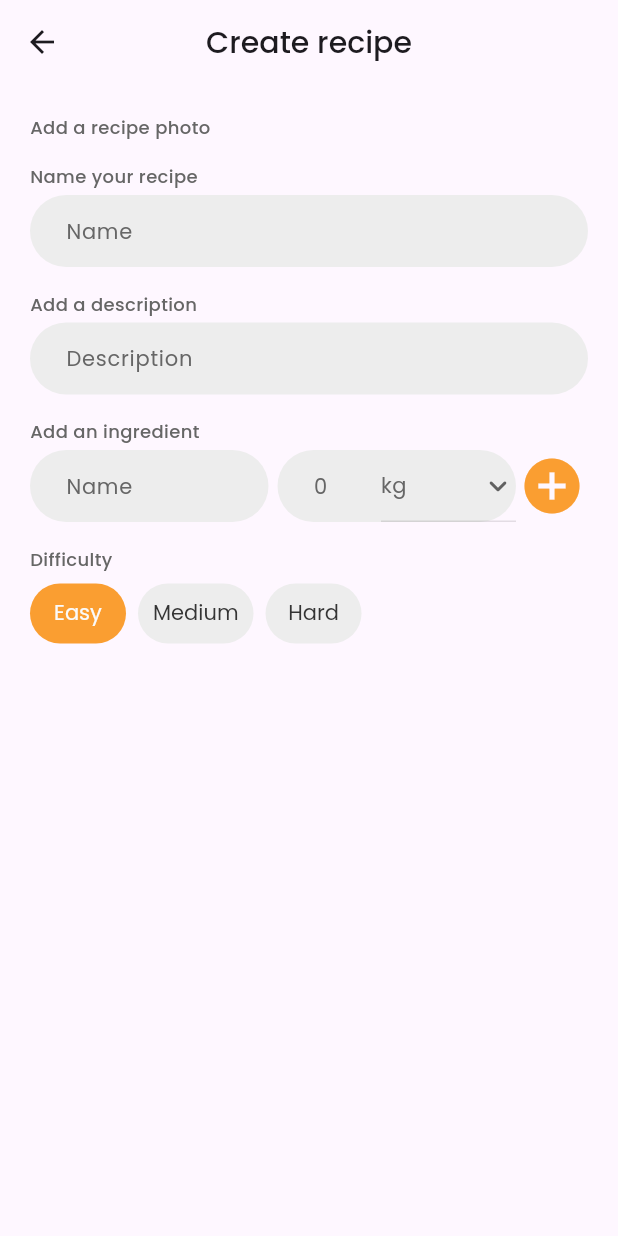
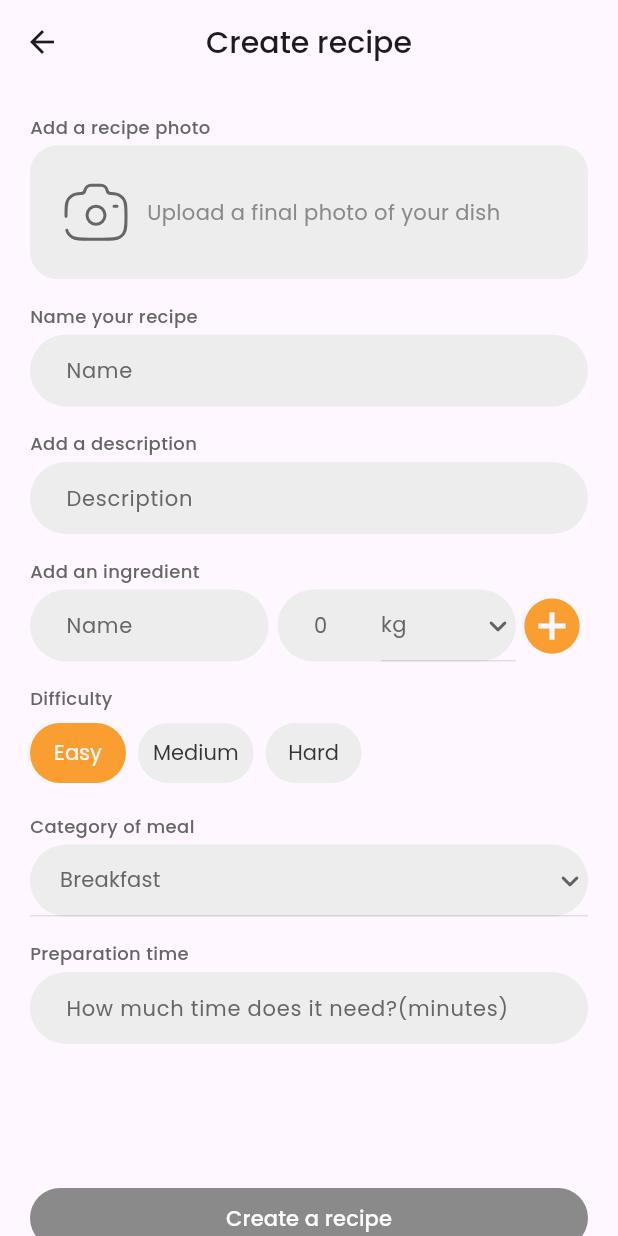
Before and after one commit to angelvlch/CooksCorner, a Flutter app: the CreateRecipeScreen screen opened by its route, on a phone screen of 412 x 824 dp. Run offline on Flutter 3.47's test engine with Material 3 defaults, Android fonts, the phone set to English and light mode, and no system bars; our stand-ins replace bloc, cached_network_image, dio, flutter_bloc, flutter_svg.

Commit message:
design page 'Create recipe"

```diff
--- a/lib/core/constants/app_images.dart
+++ b/lib/core/constants/app_images.dart
@@ -22,4 +22,6 @@ class AppImages {
   static const fillLike = 'assets/icon/filled_like.svg';
   static const emptySave = 'assets/icon/empty_save.svg';
   static const fillSave = 'assets/icon/saved.svg';
+
+  static const camera = 'assets/icon/camera.svg';
 }
--- a/lib/features/create_recipe/presentation/create_recipe_screen.dart
+++ b/lib/features/create_recipe/presentation/create_recipe_screen.dart
@@ -2,6 +2,7 @@ import 'package:cooks_corner/core/constants/app_colors.dart';
 import 'package:cooks_corner/core/constants/app_font.dart';
 import 'package:cooks_corner/core/constants/app_images.dart';
 import 'package:cooks_corner/features/create_recipe/presentation/widgets/level_button.dart';
+import 'package:cooks_corner/features/widgets/custom_button.dart';
 import 'package:cooks_corner/features/widgets/custom_text_field.dart';
 import 'package:flutter/cupertino.dart';
 import 'package:flutter/material.dart';
@@ -15,16 +16,21 @@ class CreateRecipeScreen extends StatefulWidget {
 }
 
 class _CreateRecipeScreenState extends State<CreateRecipeScreen> {
-  String dropdownvalue = 'kg';
-
+  final List<String> _categories = [
+    'Breakfast',
+    'Lunch',
+    'Dinner',
+  ];
+  String dropDownCategory = 'Breakfast';
   int _selectedIndex = 0;
-  var items = [
+  List<String> _measures = [
     'kg',
     'sp',
     'g',
     'Item 4',
     'Item 5',
   ];
+  String dropdownvalue = 'kg';
   @override
   Widget build(BuildContext context) {
     return Scaffold(
@@ -34,6 +40,7 @@ class _CreateRecipeScreenState extends State<CreateRecipeScreen> {
           style: AppFonts.s20w500,
         ),
         centerTitle: true,
+        surfaceTintColor: Colors.transparent,
       ),
       body: SingleChildScrollView(
         child: Padding(
@@ -45,6 +52,8 @@ class _CreateRecipeScreenState extends State<CreateRecipeScreen> {
                 'Add a recipe photo',
                 style: AppFonts.s12w500.copyWith(color: AppColors.textFaded),
               ),
+              const SizedBox(height: 4),
+              _uploadPhoto(),
               const SizedBox(height: 16),
               Text(
                 'Name your recipe',
@@ -105,9 +114,55 @@ class _CreateRecipeScreenState extends State<CreateRecipeScreen> {
               ),
               const SizedBox(height: 4),
               _createRowButton(),
+              const SizedBox(height: 16),
+              Text(
+                'Category of meal',
+                style: AppFonts.s12w500.copyWith(color: AppColors.textFaded),
+              ),
+              const SizedBox(height: 4),
+              CustomTextField(
+                hintText: '',
+                onChanged: (_) {},
+                suffixIcon: _createDropCategories(),
+              ),
+              const SizedBox(height: 16),
+              Text(
+                'Preparation time',
+                style: AppFonts.s12w500.copyWith(color: AppColors.textFaded),
+              ),
+              const SizedBox(height: 4),
+              CustomTextField(
+                hintText: 'How much time does it need?(minutes)',
+                onChanged: (_) {},
+              ),
+              SizedBox(height: 92),
+              CustomButton(
+                text: 'Create a recipe',
+                onTap: null,
+              )
             ],
           ),
         ),
+      ),
+    );
+  }
+
+  Container _uploadPhoto() {
+    return Container(
+      padding: EdgeInsets.all(20),
+      decoration: BoxDecoration(
+        color: AppColors.inputFieldBackground,
+        borderRadius: BorderRadius.circular(18),
+      ),
+      child: Row(
+        children: [
+          SvgPicture.asset(AppImages.camera),
+          SizedBox(width: 10),
+          Text(
+            'Upload a final photo of your dish',
+            style: AppFonts.s14w400.copyWith(color: AppColors.iconFaded),
+          ),
+        ],
       ),
     );
   }
@@ -126,7 +181,7 @@ class _CreateRecipeScreenState extends State<CreateRecipeScreen> {
             dropdownvalue = value!;
           });
         },
-        items: items.map((String items) {
+        items: _measures.map((String items) {
           return DropdownMenuItem(
             value: items,
             child: Text(items,
@@ -154,7 +209,7 @@ class _CreateRecipeScreenState extends State<CreateRecipeScreen> {
                 _selectedIndex = difficulties[0]['id'];
               });
             }),
-        SizedBox(width: 8),
+        const SizedBox(width: 8),
         LevelButton(
             level: difficulties[1],
             selectedIndex: _selectedIndex,
@@ -163,7 +218,7 @@ class _CreateRecipeScreenState extends State<CreateRecipeScreen> {
                 _selectedIndex = difficulties[1]['id'];
               });
             }),
-        SizedBox(width: 8),
+        const SizedBox(width: 8),
         LevelButton(
             level: difficulties[2],
             selectedIndex: _selectedIndex,
@@ -175,4 +230,25 @@ class _CreateRecipeScreenState extends State<CreateRecipeScreen> {
       ],
     );
   }
+
+  Widget _createDropCategories() {
+    return DropdownButtonFormField(
+      icon: const Icon(Icons.keyboard_arrow_down_rounded),
+      padding: const EdgeInsets.symmetric(horizontal: 20),
+      decoration: const InputDecoration(enabled: false),
+      value: dropDownCategory,
+      onChanged: (value) {
+        setState(() {
+          dropDownCategory = value!;
+        });
+      },
+      items: _categories.map((String items) {
+        return DropdownMenuItem(
+          value: items,
+          child: Text(items,
+              style: AppFonts.s14w400.copyWith(color: AppColors.textFaded)),
+        );
+      }).toList(),
+    );
+  }
 }
--- a/lib/features/widgets/custom_button.dart
+++ b/lib/features/widgets/custom_button.dart
@@ -23,7 +23,7 @@ class CustomButton extends StatelessWidget {
       style: ButtonStyle(
         backgroundColor: MaterialStateProperty.resolveWith<Color>((states) {
           if (states.contains(MaterialState.disabled)) {
-            return AppColors.textFaded;
+            return AppColors.iconFaded;
           }
           return AppColors.orange;
         }),
--- a/pubspec.yaml
+++ b/pubspec.yaml
@@ -20,6 +20,8 @@ dependencies:
   flutter_svg: ^2.0.10+1
   cached_network_image: ^3.3.1
   cupertino_icons: ^1.0.6
+  image_picker: ^1.1.2
+
 
 
 
```
Also changed, not shown: assets/icon/camera.svg (added), pubspec.lock, 6 other files.
